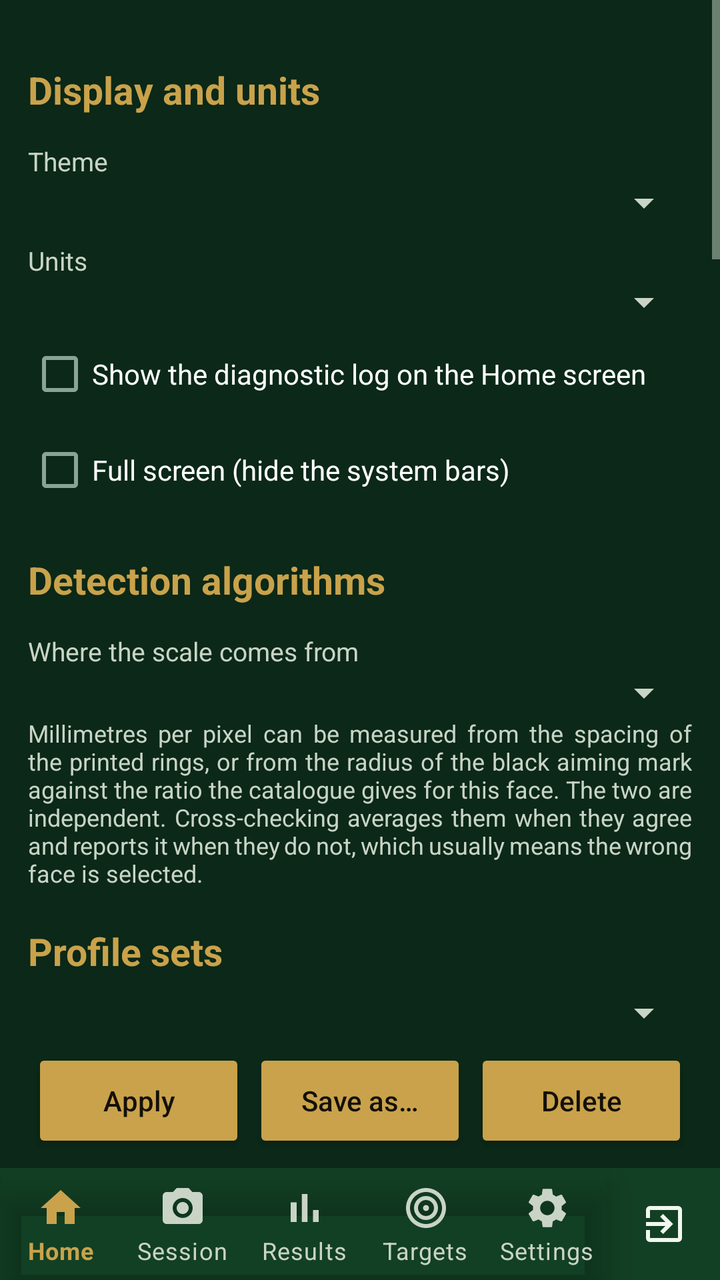
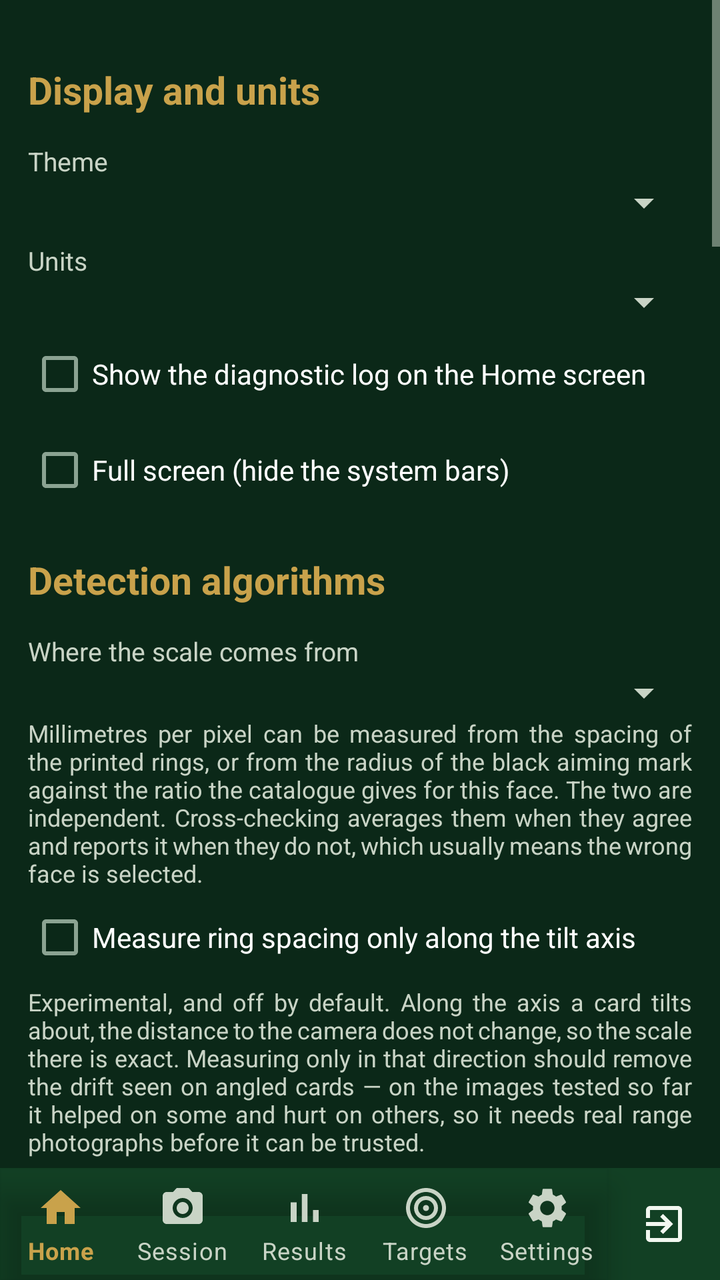

An Android layout rendered at two revisions. The XML below is the earlier revision; the diff shows what the commit changed to produce the second picture.
<!-- AndroidManifest.xml: application theme Theme.STS -->
<!-- res/layout/activity_profile.xml -->
<?xml version="1.0" encoding="utf-8"?>
<LinearLayout xmlns:android="http://schemas.android.com/apk/res/android"
    android:layout_width="match_parent"
    android:layout_height="match_parent"
    android:orientation="vertical">

    <ScrollView
        android:layout_width="match_parent"
        android:layout_height="0dp"
        android:layout_weight="1">

        <LinearLayout
            android:layout_width="match_parent"
            android:layout_height="wrap_content"
            android:orientation="vertical"
            android:padding="14dp">

            
            <TextView style="@style/Sts.SectionHeading" android:text="Display and units" />

            <TextView style="@style/Sts.FieldLabel" android:text="Theme" />
            <Spinner android:id="@+id/spTheme"
                android:layout_width="match_parent" android:layout_height="wrap_content" />

            <TextView style="@style/Sts.FieldLabel" android:text="Units" />
            <Spinner android:id="@+id/spUnits"
                android:layout_width="match_parent" android:layout_height="wrap_content" />

            <CheckBox android:id="@+id/cbShowLog"
                android:layout_width="match_parent" android:layout_height="wrap_content"
                android:text="Show the diagnostic log on the Home screen" />

            <CheckBox android:id="@+id/cbFullScreen"
                android:layout_width="match_parent" android:layout_height="wrap_content"
                android:text="Full screen (hide the system bars)" />

            
            <TextView style="@style/Sts.SectionHeading" android:text="Detection algorithms" />

            <TextView style="@style/Sts.FieldLabel" android:text="Where the scale comes from" />
            <Spinner android:id="@+id/spScaleMode"
                android:layout_width="match_parent" android:layout_height="wrap_content" />

            <TextView
                android:layout_width="match_parent" android:layout_height="wrap_content"
                android:textSize="12sp"
                android:textColor="?android:attr/textColorSecondary"
                android:justificationMode="inter_word"
                android:text="Millimetres per pixel can be measured from the spacing of the printed rings, or from the radius of the black aiming mark against the ratio the catalogue gives for this face. The two are independent. Cross-checking averages them when they agree and reports it when they do not, which usually means the wrong face is selected." />

            
            <TextView style="@style/Sts.SectionHeading" android:text="Profile sets" />

            <Spinner android:id="@+id/spSets"
                android:layout_width="match_parent" android:layout_height="wrap_content" />

            <LinearLayout
                android:layout_width="match_parent" android:layout_height="wrap_content"
                android:orientation="horizontal" android:layout_marginTop="6dp">
                <Button android:id="@+id/btnApplySet"
                    style="@style/Sts.GridButton"
                    android:text="Apply" />
                <Button android:id="@+id/btnSaveSet"
                    style="@style/Sts.GridButton"
                    android:text="Save as…" />
                <Button android:id="@+id/btnDeleteSet"
                    style="@style/Sts.GridButton"
                    android:text="Delete" />
            </LinearLayout>

            
            <TextView style="@style/Sts.SectionHeading" android:text="Firearm" />
            <Button android:id="@+id/btnRifleCatalog"
                android:layout_width="match_parent" android:layout_height="wrap_content"
                style="@style/Sts.ActionButton"
                android:text="Pick from the catalogue…" />

            <TextView style="@style/Sts.FieldLabel" android:text="Name" />
            <EditText android:id="@+id/etRifleName" android:layout_width="match_parent"
                android:layout_height="wrap_content" android:inputType="text" android:autofillHints="" />

            <TextView style="@style/Sts.FieldLabel" android:text="Type" />
            <Spinner android:id="@+id/spFirearmType"
                android:layout_width="match_parent" android:layout_height="wrap_content" />

            <TextView style="@style/Sts.FieldLabel" android:text="Chambering" />
            <EditText android:id="@+id/etCaliber" android:layout_width="match_parent"
                android:layout_height="wrap_content" android:inputType="text" android:autofillHints="" />

            <TextView style="@style/Sts.FieldLabel" android:text="Barrel length (in)" />
            <EditText android:id="@+id/etBarrel" android:layout_width="match_parent"
                android:layout_height="wrap_content" android:inputType="numberDecimal" android:autofillHints="" />

            <TextView style="@style/Sts.FieldLabel" android:text="Twist rate (1 turn in … in)" />
            <EditText android:id="@+id/etTwist" android:layout_width="match_parent"
                android:layout_height="wrap_content" android:inputType="numberDecimal" android:autofillHints="" />

            <TextView style="@style/Sts.FieldLabel" android:text="Sight height above bore (in)" />
            <EditText android:id="@+id/etSightHeight" android:layout_width="match_parent"
                android:layout_height="wrap_content" android:inputType="numberDecimal" android:autofillHints="" />

            <TextView style="@style/Sts.FieldLabel" android:text="Zero distance (m)" />
            <EditText android:id="@+id/etZero" android:layout_width="match_parent"
                android:layout_height="wrap_content" android:inputType="numberDecimal" android:autofillHints="" />

            
            <TextView style="@style/Sts.SectionHeading" android:text="Load" />
            <Button android:id="@+id/btnAmmoCatalog"
                android:layout_width="match_parent" android:layout_height="wrap_content"
                style="@style/Sts.ActionButton"
                android:text="Pick from the catalogue…" />

            <TextView style="@style/Sts.FieldLabel" android:text="Name" />
            <EditText android:id="@+id/etBulletName" android:layout_width="match_parent"
                android:layout_height="wrap_content" android:inputType="text" android:autofillHints="" />

            <TextView style="@style/Sts.FieldLabel" android:text="Projectile diameter (in)" />
            <EditText android:id="@+id/etDiameter" android:layout_width="match_parent"
                android:layout_height="wrap_content" android:inputType="numberDecimal" android:autofillHints="" />

            <TextView style="@style/Sts.FieldLabel" android:text="Weight (gr)" />
            <EditText android:id="@+id/etWeight" android:layout_width="match_parent"
                android:layout_height="wrap_content" android:inputType="numberDecimal" android:autofillHints="" />

            <TextView style="@style/Sts.FieldLabel" android:text="Muzzle velocity (fps)" />
            <EditText android:id="@+id/etMv" android:layout_width="match_parent"
                android:layout_height="wrap_content" android:inputType="numberDecimal" android:autofillHints="" />

            <TextView style="@style/Sts.FieldLabel" android:text="Ballistic coefficient (G1)" />
            <EditText android:id="@+id/etBc" android:layout_width="match_parent"
                android:layout_height="wrap_content" android:inputType="numberDecimal" android:autofillHints="" />

            <TextView android:id="@+id/tvPowerFactor" style="@style/Sts.Value"
                android:layout_marginTop="6dp" android:textSize="12sp" />

            
            <TextView style="@style/Sts.SectionHeading" android:text="Sight" />
            <Button android:id="@+id/btnScopeCatalog"
                android:layout_width="match_parent" android:layout_height="wrap_content"
                style="@style/Sts.ActionButton"
                android:text="Pick from the catalogue…" />

            <TextView style="@style/Sts.FieldLabel" android:text="Name" />
            <EditText android:id="@+id/etScopeName" android:layout_width="match_parent"
                android:layout_height="wrap_content" android:inputType="text" android:autofillHints="" />

            <TextView style="@style/Sts.FieldLabel" android:text="Sight type" />
            <Spinner android:id="@+id/spSightType"
                android:layout_width="match_parent" android:layout_height="wrap_content" />

            <TextView style="@style/Sts.FieldLabel" android:text="Click unit" />
            <Spinner android:id="@+id/spClickUnit"
                android:layout_width="match_parent" android:layout_height="wrap_content" />

            <TextView android:id="@+id/lblClickMm" style="@style/Sts.FieldLabel"
                android:text="Click movement (mm) at the reference distance" />
            <EditText android:id="@+id/etClickMm" android:layout_width="match_parent"
                android:layout_height="wrap_content" android:inputType="numberDecimal" android:autofillHints="" />

            <TextView android:id="@+id/lblClickRef" style="@style/Sts.FieldLabel"
                android:text="Reference distance (m)" />
            <EditText android:id="@+id/etClickRef" android:layout_width="match_parent"
                android:layout_height="wrap_content" android:inputType="numberDecimal" android:autofillHints="" />

            <TextView style="@style/Sts.FieldLabel" android:text="Sight radius (mm, iron sights only; 0 = unknown)" />
            <EditText android:id="@+id/etSightRadius" android:layout_width="match_parent"
                android:layout_height="wrap_content" android:inputType="numberDecimal" android:autofillHints="" />

            <TextView style="@style/Sts.FieldLabel" android:text="Elevation travel (MOA)" />
            <EditText android:id="@+id/etElevTravel" android:layout_width="match_parent"
                android:layout_height="wrap_content" android:inputType="numberDecimal" android:autofillHints="" />

            <TextView style="@style/Sts.FieldLabel" android:text="Windage travel (MOA)" />
            <EditText android:id="@+id/etWindTravel" android:layout_width="match_parent"
                android:layout_height="wrap_content" android:inputType="numberDecimal" android:autofillHints="" />

            <CheckBox android:id="@+id/cbInvertElev"
                android:layout_width="match_parent" android:layout_height="wrap_content"
                android:text="Elevation drum is marked the opposite way round" />
            <CheckBox android:id="@+id/cbInvertWind"
                android:layout_width="match_parent" android:layout_height="wrap_content"
                android:text="Windage drum is marked the opposite way round" />

            <TextView android:id="@+id/tvClickSummary" style="@style/Sts.Value"
                android:layout_marginTop="8dp" android:textSize="12sp" />

            <Button android:id="@+id/btnSave"
                android:layout_width="match_parent" android:layout_height="wrap_content"
                android:layout_marginTop="16dp"
                android:text="Save the active profiles"
                style="@style/Sts.ActionButton" />

            
            <TextView style="@style/Sts.SectionHeading" android:text="Elsewhere" />
            <Button android:id="@+id/btnRules"
                android:layout_width="match_parent" android:layout_height="wrap_content"
                style="@style/Sts.ActionButton"
                android:text="Competition rules…" />
            <Button android:id="@+id/btnLog"
                android:layout_width="match_parent" android:layout_height="wrap_content"
                style="@style/Sts.ActionButton"
                android:text="Diagnostic log…" />
            <Button android:id="@+id/btnBackup"
                android:layout_width="match_parent" android:layout_height="wrap_content"
                style="@style/Sts.ActionButton"
                android:text="Export a backup of everything" />
            <Button android:id="@+id/btnRestore"
                android:layout_width="match_parent" android:layout_height="wrap_content"
                style="@style/Sts.ActionButton"
                android:text="Restore from a backup" />
            <Button android:id="@+id/btnReset"
                android:layout_width="match_parent" android:layout_height="wrap_content"
                style="@style/Sts.ActionButton"
                android:text="Reset the active profiles to defaults" />

        </LinearLayout>
    </ScrollView>

    <include layout="@layout/include_bottom_nav" />

</LinearLayout>
<!-- res/layout/include_bottom_nav.xml (included above) -->
<?xml version="1.0" encoding="utf-8"?>
<LinearLayout xmlns:android="http://schemas.android.com/apk/res/android"
    xmlns:app="http://schemas.android.com/apk/res-auto"
    android:layout_width="match_parent"
    android:layout_height="wrap_content"
    android:orientation="horizontal"
    android:background="?attr/colorSurface">

    <com.google.android.material.bottomnavigation.BottomNavigationView
        android:id="@+id/bottomNav"
        android:layout_width="0dp"
        android:layout_weight="1"
        android:layout_height="wrap_content"
        android:background="@android:color/transparent"
        app:itemIconTint="@color/bottom_nav_item"
        app:itemTextColor="@color/bottom_nav_item"
        app:labelVisibilityMode="labeled"
        app:menu="@menu/bottom_nav_menu" />

    <LinearLayout
        android:id="@+id/btnExit"
        android:layout_width="56dp"
        android:layout_height="match_parent"
        android:orientation="vertical"
        android:gravity="center"
        android:background="?attr/selectableItemBackgroundBorderless"
        android:contentDescription="@string/nav_exit">

        
        <ImageView
            android:layout_width="24dp"
            android:layout_height="24dp"
            android:src="@drawable/ic_nav_exit"
            app:tint="?android:attr/textColorPrimary"
            android:importantForAccessibility="no" />
    </LinearLayout>
</LinearLayout>
<!-- resources referenced by this layout -->
<resources>
  <!-- drawable ic_nav_exit (drawable) -->
  <vector xmlns:android="http://schemas.android.com/apk/res/android"
      android:width="24dp" android:height="24dp"
      android:viewportWidth="24" android:viewportHeight="24">
      <path android:fillColor="@android:color/white" android:pathData="M10.09,15.59L11.5,17l5,-5 -5,-5 -1.41,1.41L12.67,11H3v2h9.67l-2.58,2.59zM19,3H5c-1.11,0 -2,0.9 -2,2v4h2V5h14v14H5v-4H3v4c0,1.1 0.89,2 2,2h14c1.1,0 2,-0.9 2,-2V5c0,-1.1 -0.9,-2 -2,-2z" />
  </vector>
  <string name="nav_exit">Exit</string>
  <style name="Sts.ActionButton" parent="Widget.AppCompat.Button">
          <item name="android:textAllCaps">false</item>
          <item name="android:textSize">14sp</item>
          <item name="android:minHeight">44dp</item>
          <item name="android:paddingLeft">10dp</item>
          <item name="android:paddingRight">10dp</item>
          <item name="android:layout_marginStart">2dp</item>
          <item name="android:layout_marginEnd">2dp</item>
      </style>
  <style name="Sts.FieldLabel" parent="">
          <item name="android:layout_width">match_parent</item>
          <item name="android:layout_height">wrap_content</item>
          <item name="android:textSize">13sp</item>
          <item name="android:layout_marginTop">8dp</item>
          <item name="android:textColor">?android:attr/textColorSecondary</item>
      </style>
  <style name="Sts.GridButton" parent="Widget.AppCompat.Button">
          <item name="android:layout_width">0dp</item>
          <item name="android:layout_weight">1</item>
          <item name="android:layout_height">52dp</item>
          <item name="android:textAllCaps">false</item>
          <item name="android:textSize">14sp</item>
          <item name="android:paddingLeft">4dp</item>
          <item name="android:paddingRight">4dp</item>
          <item name="android:layout_marginStart">2dp</item>
          <item name="android:layout_marginEnd">2dp</item>
          <item name="android:maxLines">1</item>
          <item name="android:ellipsize">end</item>
      </style>
  <style name="Sts.SectionHeading" parent="">
          <item name="android:layout_width">match_parent</item>
          <item name="android:layout_height">wrap_content</item>
          
          <item name="android:textSize">19sp</item>
          <item name="android:textStyle">bold</item>
          <item name="android:layout_marginTop">18dp</item>
          <item name="android:layout_marginBottom">6dp</item>
          <item name="android:textColor">?attr/colorAccent</item>
      </style>
  <style name="Sts.Value" parent="">
          <item name="android:layout_width">match_parent</item>
          <item name="android:layout_height">wrap_content</item>
          <item name="android:textSize">14sp</item>
      </style>
  <style name="Theme.STS" parent="Theme.STS.Dark" />
  <style name="Theme.STS.Base" parent="Theme.MaterialComponents.NoActionBar">
          <item name="android:statusBarColor">@color/dark_bg</item>
      </style>
  <color name="dark_bg">#0B2818</color>
  <color name="dark_surface">#124024</color>
  <color name="dark_accent">#C9A24B</color>
  <color name="dark_on_accent">#141008</color>
  <color name="dark_text">#F2F7F0</color>
  <color name="dark_text_dim">#C9D4C6</color>
  <!-- unchanged entries left out for length: 1 -->
</resources>

<!-- the commit's change to res/layout/activity_profile.xml (unified diff, before → after) -->
@@ -47,6 +47,17 @@
                 android:textColor="?android:attr/textColorSecondary"
                 android:justificationMode="inter_word"
                 android:text="Millimetres per pixel can be measured from the spacing of the printed rings, or from the radius of the black aiming mark against the ratio the catalogue gives for this face. The two are independent. Cross-checking averages them when they agree and reports it when they do not, which usually means the wrong face is selected." />
+
+            <CheckBox android:id="@+id/cbWedge"
+                android:layout_width="match_parent" android:layout_height="wrap_content"
+                android:text="Measure ring spacing only along the tilt axis" />
+
+            <TextView
+                android:layout_width="match_parent" android:layout_height="wrap_content"
+                android:textSize="12sp"
+                android:textColor="?android:attr/textColorSecondary"
+                android:justificationMode="inter_word"
+                android:text="Experimental, and off by default. Along the axis a card tilts about, the distance to the camera does not change, so the scale there is exact. Measuring only in that direction should remove the drift seen on angled cards — on the images tested so far it helped on some and hurt on others, so it needs real range photographs before it can be trusted." />
 
             
             <TextView style="@style/Sts.SectionHeading" android:text="Profile sets" />
